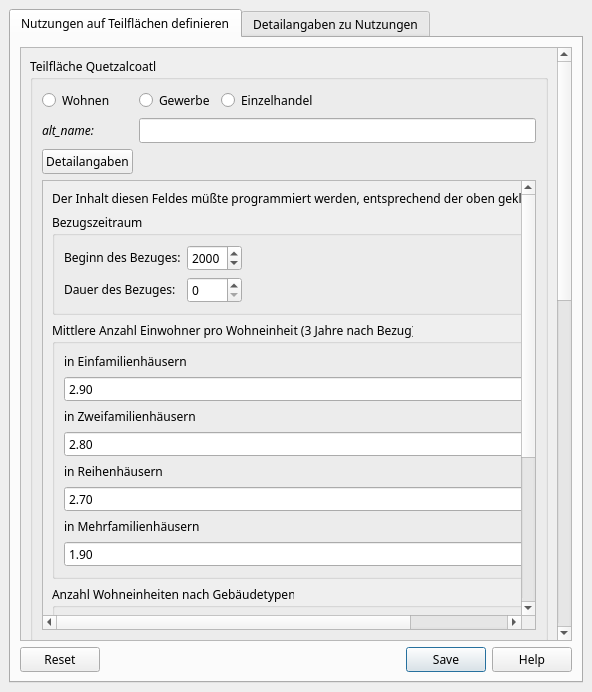
Above: projektcheck/toolbutton_dock.ui from projektcheck/ProjektCheck-QGIS before the change. Below: the same form after it.
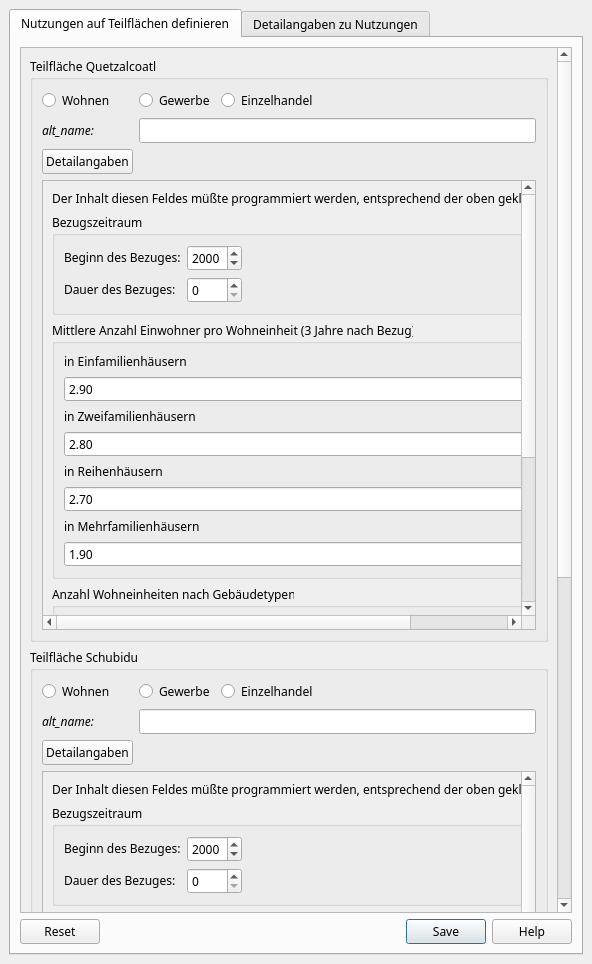
That is the form after the change.

Commit message: basic design ui analyze-docker (continued)

```diff
--- a/projektcheck/toolbutton_dock.ui
+++ b/projektcheck/toolbutton_dock.ui
@@ -7,7 +7,7 @@
     <x>0</x>
     <y>0</y>
     <width>592</width>
-    <height>692</height>
+    <height>964</height>
    </rect>
   </property>
   <property name="font">
@@ -45,7 +45,7 @@
            <property name="geometry">
             <rect>
              <x>0</x>
-             <y>-756</y>
+             <y>0</y>
              <width>531</width>
              <height>1332</height>
             </rect>
@@ -613,7 +613,7 @@
                   <property name="geometry">
                    <rect>
                     <x>0</x>
-                    <y>0</y>
+                    <y>-139</y>
                     <width>590</width>
                     <height>570</height>
                    </rect>
```
Left out of the diff: 17 changed lines with no effect on the pictures. The commit also changes 3 other files.
